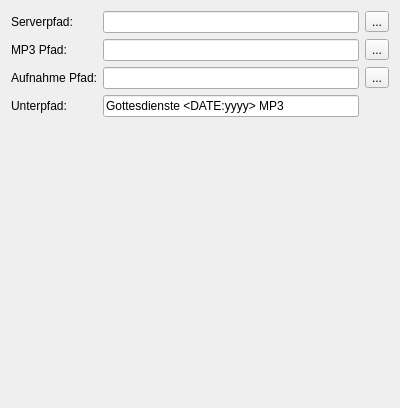
Above: lsGlobalSettings.ui from audioprog/AudioDatabaseForUsbAutoCopyMaster before the change. Below: the same form after it.
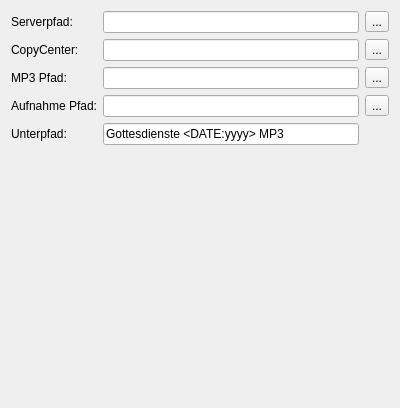
That is the form after the change.

Commit message: CopyCenter - Integration angefangen

The edit to the form file:
```diff
--- a/lsGlobalSettings.ui
+++ b/lsGlobalSettings.ui
@@ -14,51 +14,7 @@
    <string>Form</string>
   </property>
   <layout class="QGridLayout" name="gridLayout">
-   <item row="0" column="0">
-    <widget class="QLabel" name="label">
-     <property name="text">
-      <string>Serverpfad:</string>
-     </property>
-    </widget>
-   </item>
-   <item row="1" column="1">
-    <widget class="QLineEdit" name="lineEditMp3Path"/>
-   </item>
-   <item row="2" column="2">
-    <widget class="QToolButton" name="toolButtonCapturePath">
-     <property name="text">
-      <string>...</string>
-     </property>
-    </widget>
-   </item>
-   <item row="1" column="2">
-    <widget class="QToolButton" name="toolButtonMp3Path">
-     <property name="text">
-      <string>...</string>
-     </property>
-    </widget>
-   </item>
-   <item row="0" column="1">
-    <widget class="QLineEdit" name="lineEditServerPath"/>
-   </item>
-   <item row="0" column="2">
-    <widget class="QToolButton" name="toolButtonServerPath">
-     <property name="text">
-      <string>...</string>
-     </property>
-    </widget>
-   </item>
-   <item row="2" column="1">
-    <widget class="QLineEdit" name="lineEditCapturePath"/>
-   </item>
-   <item row="1" column="0">
-    <widget class="QLabel" name="label_2">
-     <property name="text">
-      <string>MP3 Pfad:</string>
-     </property>
-    </widget>
-   </item>
-   <item row="4" column="2">
+   <item row="5" column="2">
     <spacer name="verticalSpacer">
      <property name="orientation">
       <enum>Qt::Vertical</enum>
@@ -71,27 +27,88 @@
      </property>
     </spacer>
    </item>
-   <item row="2" column="0">
-    <widget class="QLabel" name="label_3">
-     <property name="text">
-      <string>Aufnahme Pfad:</string>
-     </property>
-    </widget>
-   </item>
-   <item row="3" column="0">
+   <item row="4" column="0">
     <widget class="QLabel" name="label_4">
      <property name="text">
       <string>Unterpfad:</string>
      </property>
     </widget>
    </item>
-   <item row="3" column="1">
+   <item row="4" column="1">
     <widget class="QLineEdit" name="lineEditSubPath">
      <property name="text">
       <string>Gottesdienste &lt;DATE:yyyy&gt; MP3</string>
      </property>
     </widget>
    </item>
+   <item row="3" column="1">
+    <widget class="QLineEdit" name="lineEditCapturePath"/>
+   </item>
+   <item row="0" column="2">
+    <widget class="QToolButton" name="toolButtonServerPath">
+     <property name="text">
+      <string>...</string>
+     </property>
+    </widget>
+   </item>
+   <item row="2" column="0">
+    <widget class="QLabel" name="label_2">
+     <property name="text">
+      <string>MP3 Pfad:</string>
+     </property>
+    </widget>
+   </item>
+   <item row="3" column="0">
+    <widget class="QLabel" name="label_3">
+     <property name="text">
+      <string>Aufnahme Pfad:</string>
+     </property>
+    </widget>
+   </item>
+   <item row="0" column="0">
+    <widget class="QLabel" name="label">
+     <property name="text">
+      <string>Serverpfad:</string>
+     </property>
+    </widget>
+   </item>
+   <item row="2" column="1">
+    <widget class="QLineEdit" name="lineEditMp3Path"/>
+   </item>
+   <item row="3" column="2">
+    <widget class="QToolButton" name="toolButtonCapturePath">
+     <property name="text">
+      <string>...</string>
+     </property>
+    </widget>
+   </item>
+   <item row="2" column="2">
+    <widget class="QToolButton" name="toolButtonMp3Path">
+     <property name="text">
+      <string>...</string>
+     </property>
+    </widget>
+   </item>
+   <item row="0" column="1">
+    <widget class="QLineEdit" name="lineEditServerPath"/>
+   </item>
+   <item row="1" column="1">
+    <widget class="QLineEdit" name="lineEditCopyCenter"/>
+   </item>
+   <item row="1" column="2">
+    <widget class="QToolButton" name="toolButtonCopyCenter">
+     <property name="text">
+      <string>...</string>
+     </property>
+    </widget>
+   </item>
+   <item row="1" column="0">
+    <widget class="QLabel" name="label_5">
+     <property name="text">
+      <string>CopyCenter:</string>
+     </property>
+    </widget>
+   </item>
   </layout>
  </widget>
  <resources/>
```
The commit also changes 5 other files.
